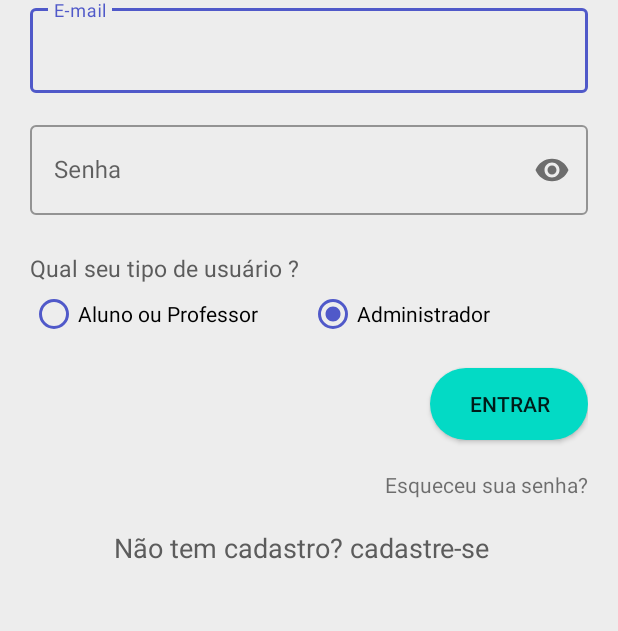
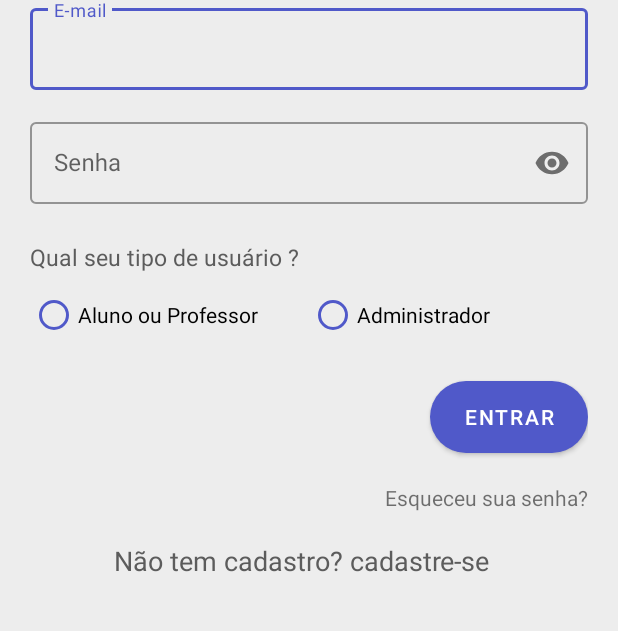
Before and after one commit to AEscolaDigital/Mobile, an Android app: the screen it shows after launch (LoginActivity), on a phone screen of 412 x 824 dp, the part 276-907 px from its top. Run offline under Robolectric (Android 15) with nearby library versions, the phone set to English and light mode, and no system bars.

Commit message:
consertando erro da activity login

```diff
--- a/app/src/main/AndroidManifest.xml
+++ b/app/src/main/AndroidManifest.xml
@@ -22,9 +22,9 @@
         </activity>
         <activity android:name=".activities.SchoolRegistrationActivity" />
 
-        <activity android:name=".activities.MainActivity">
+        <activity android:name=".activities.MainActivity"/>
 
-        </activity>
+
     </application>
 
 </manifest>
--- a/app/src/main/java/com/example/school/activities/LoginActivity.kt
+++ b/app/src/main/java/com/example/school/activities/LoginActivity.kt
@@ -31,6 +31,7 @@ class LoginActivity : AppCompatActivity() {
     override fun onCreate(savedInstanceState: Bundle?) {
         super.onCreate(savedInstanceState)
         setContentView(R.layout.activity_login)
+
 
         // Remover a AppBar
         supportActionBar!!.hide()
--- a/app/src/main/res/layout/activity_login.xml
+++ b/app/src/main/res/layout/activity_login.xml
@@ -20,7 +20,7 @@
             android:id="@+id/inputLayoutEmail"
             style="@style/Widget.MaterialComponents.TextInputLayout.OutlinedBox"
             android:layout_width="match_parent"
-        android:layout_height="wrap_content"
+            android:layout_height="60dp"
 
             app:layout_constraintEnd_toEndOf="parent"
             app:layout_constraintStart_toStartOf="parent"
@@ -30,10 +30,9 @@
             <EditText
                 android:id="@+id/edit_email"
                 android:layout_width="match_parent"
-            android:layout_height="wrap_content"
+                android:layout_height="match_parent"
                 android:hint="E-mail"
-            android:inputType="textEmailAddress"
-            android:shadowColor="#FFFFFF" />
+                android:inputType="textEmailAddress" />
 
         </com.google.android.material.textfield.TextInputLayout>
 
@@ -41,7 +40,7 @@
             android:id="@+id/inputLayoutPassword"
             style="@style/Widget.MaterialComponents.TextInputLayout.OutlinedBox"
             android:layout_width="match_parent"
-        android:layout_height="wrap_content"
+            android:layout_height="60dp"
             android:layout_marginTop="16dp"
             app:layout_constraintEnd_toEndOf="@+id/inputLayoutEmail"
             app:layout_constraintStart_toStartOf="@+id/inputLayoutEmail"
@@ -52,7 +51,7 @@
             <EditText
                 android:id="@+id/edit_password"
                 android:layout_width="match_parent"
-            android:layout_height="60dp"
+                android:layout_height="match_parent"
                 android:hint="Senha"
                 android:inputType="textPassword" />
 
@@ -67,7 +66,6 @@
             app:layout_constraintStart_toStartOf="parent"
             app:layout_constraintTop_toTopOf="parent"
             app:srcCompat="@drawable/logo_educ_tec" />
-
 
         <TextView
             android:id="@+id/textView6"
@@ -98,19 +96,18 @@
                 android:layout_height="wrap_content"
                 android:layout_weight="1"
                 android:buttonTint="@color/blue"
-            android:text="Aluno ou Professor" />
+                android:text="Aluno ou Professor"/>
 
             <RadioButton
                 android:id="@+id/radio_administrador"
                 android:layout_width="match_parent"
                 android:layout_height="wrap_content"
                 android:buttonTint="@color/blue"
-            android:checked="true"
+                android:checked="false"
                 android:layout_weight="1"
-            android:text="Administrador" />
+                android:text="Administrador"/>
 
         </RadioGroup>
-
 
         <Button
             android:id="@+id/button"
@@ -119,8 +116,9 @@
             android:layout_marginTop="20dp"
             android:background="@drawable/button_background"
             android:text="Entrar"
+            android:textColor="#fff"
             app:layout_constraintEnd_toEndOf="parent"
-        app:layout_constraintTop_toBottomOf="@+id/type_user_login" />
+            app:layout_constraintTop_toBottomOf="@+id/type_user_login"/>
 
         <TextView
             android:id="@+id/textView3"
--- a/app/src/main/res/values-night/themes.xml
+++ b/app/src/main/res/values-night/themes.xml
@@ -1,6 +1,6 @@
 <resources xmlns:tools="http://schemas.android.com/tools">
     <!-- Base application theme. -->
-    <style name="Theme.School" parent="Theme.AppCompat.Light.DarkActionBar">
+    <style name="Theme.School" parent="Theme.MaterialComponents.Light.DarkActionBar">
         <!-- Primary brand color. -->
         <item name="colorPrimary">@color/purple_200</item>
         <item name="colorPrimaryVariant">@color/purple_700</item>
--- a/app/src/main/res/values/themes.xml
+++ b/app/src/main/res/values/themes.xml
@@ -1,6 +1,6 @@
 <resources xmlns:tools="http://schemas.android.com/tools">
     <!-- Base application theme. -->
-    <style name="Theme.School" parent="Theme.AppCompat.Light.DarkActionBar">
+    <style name="Theme.School" parent="Theme.MaterialComponents.Light.DarkActionBar">
 <!--         Primary brand color. -->
         <item name="colorPrimary">@color/blue</item>
         <item name="colorPrimaryVariant">@color/purple_700</item>
```
Lines whose indentation alone changed are shown as unchanged.
